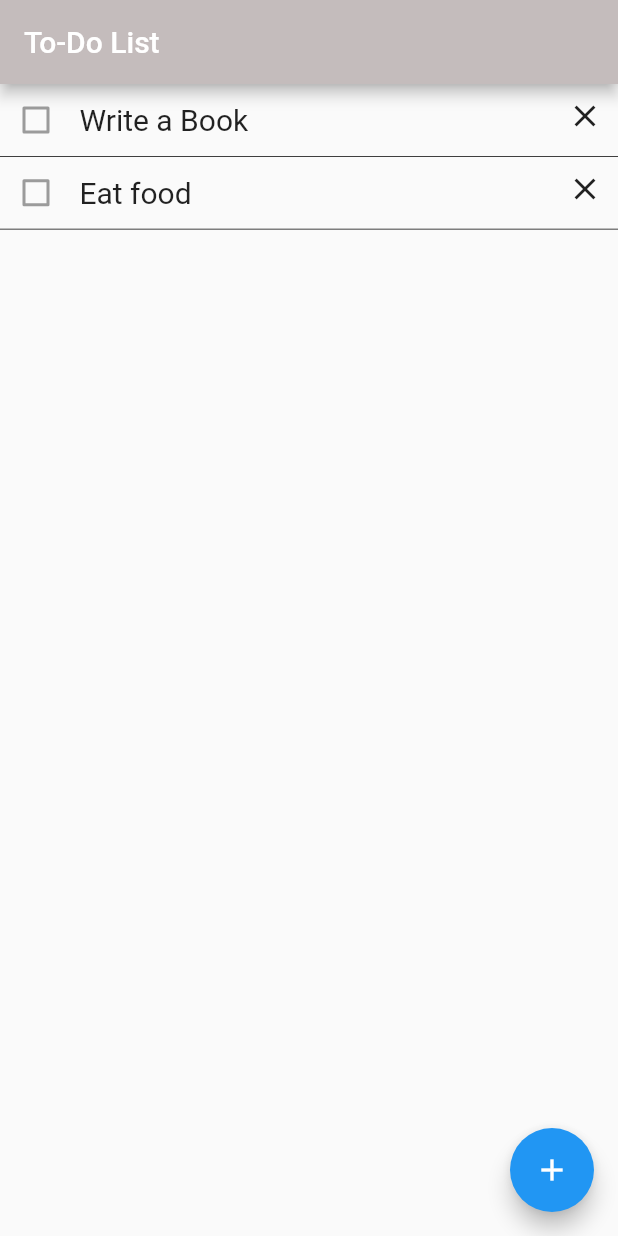
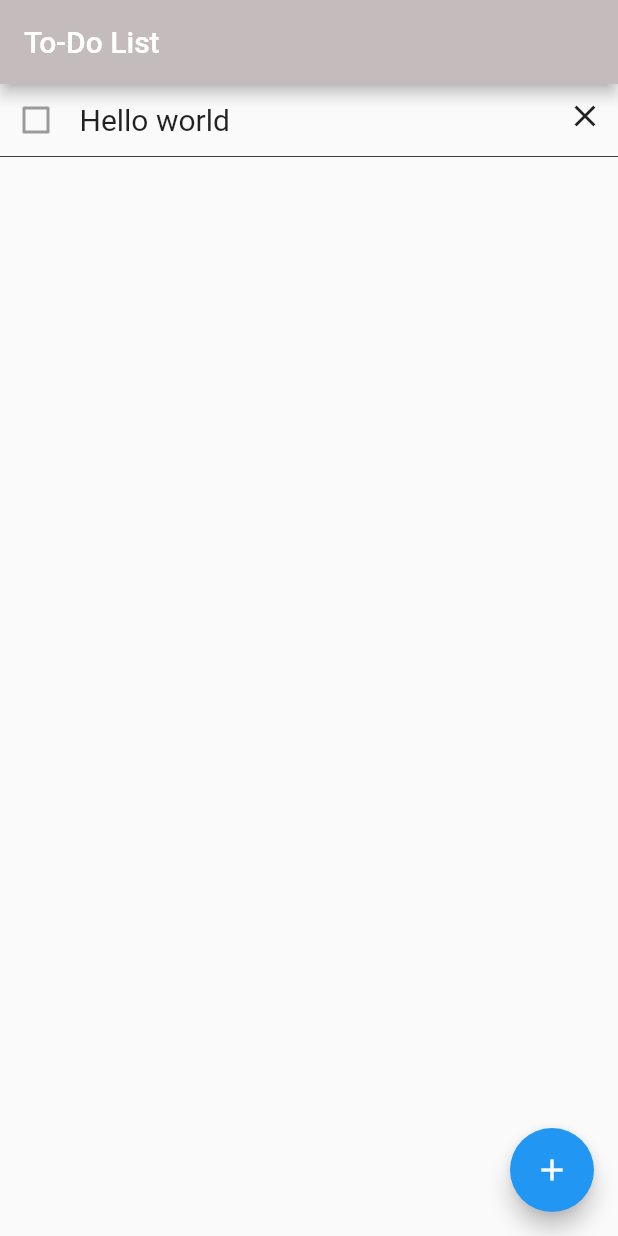
Before and after one commit to gu-tig333-ht23/gusoraman, a Flutter app: the screen it shows after launch, on a phone screen of 412 x 824 dp. Run offline on Flutter 3.47's test engine with Material 2 defaults, Android fonts, the phone set to English and light mode, and no system bars.

Commit message:
You can now add a new task, however tasks still can't be interacted with or be named

```diff
--- a/lib/todo_list.dart
+++ b/lib/todo_list.dart
@@ -1,17 +1,40 @@
 import 'package:flutter/material.dart';
 import 'add_activity.dart'; // Import the AddActivity class
+import 'package:provider/provider.dart';
+
+
+class TodoItem {
+  final String name;
+  bool isChecked;
+
+  TodoItem({required this.name, this.isChecked = false});
+
+}
+
+class TodoProvider extends ChangeNotifier {
+  List<TodoItem> _tasks = [TodoItem(name: "Hello world")];
+  List<TodoItem> get tasks => _tasks;
+  void addTask(TodoItem task) {
+    _tasks.add(task);
+    notifyListeners();
+
+  }
+}
 
 class TodoList extends StatelessWidget {
   @override
   Widget build(BuildContext context) {
+    var tasks = Provider.of<TodoProvider>(context).tasks;
     return Scaffold(
       appBar: AppBar(
         title: Text('To-Do List'),
         backgroundColor: Color.fromARGB(255, 196, 188, 188)),
-        body: Column(children:[
-          _todo("Write a Book"),
-          _todo("Eat food")
-        ]),
+        body: ListView.builder(
+        itemCount: tasks.length,
+        itemBuilder: (context, index) {
+          return _todo(tasks[index].name);
+        },
+        ),
         floatingActionButton:
           FloatingActionButton(onPressed: () {
             Navigator.push(
@@ -22,6 +45,8 @@ class TodoList extends StatelessWidget {
     );
   }
 }
+
+// Själva _todo widget som visar allt i själva att göra UIn
 
 Widget _todo(String name, {bool isChecked = false}) {
   return Container(
--- a/pubspec.yaml
+++ b/pubspec.yaml
@@ -35,6 +35,8 @@ dependencies:
   # The following adds the Cupertino Icons font to your application.
   # Use with the CupertinoIcons class for iOS style icons.
   cupertino_icons: ^1.0.2
+
+  provider: any
 
 dev_dependencies:
   flutter_test:
```
Also changed, not shown: lib/add_activity.dart (+7 -2 lines), lib/main.dart (+7 -1 lines), pubspec.lock.
